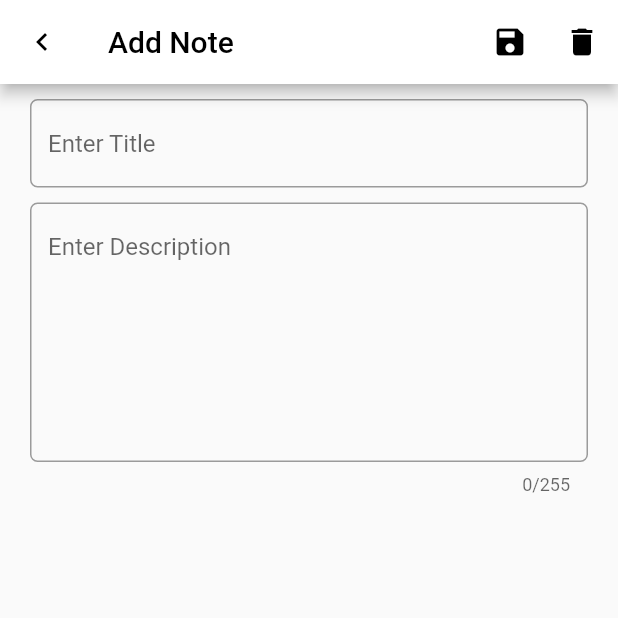
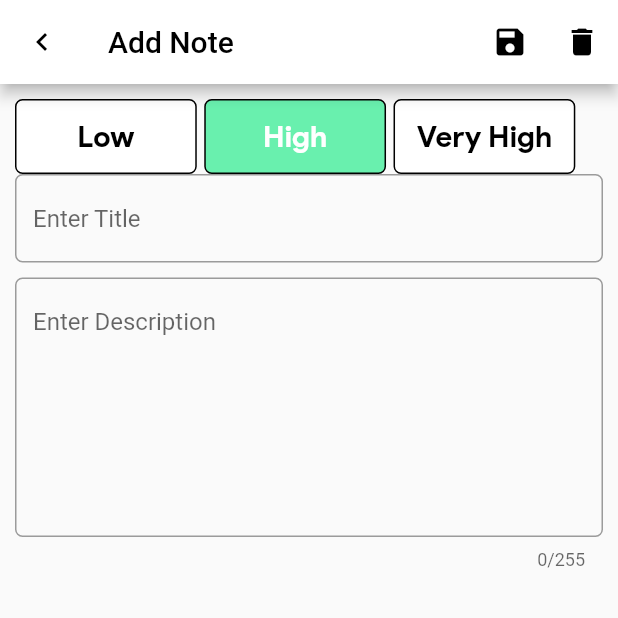
Before and after one commit to maoja37/note_keeper_moor, a Flutter app: the screen it shows after launch, after a tap on the "list" icon, after a tap on the "add" icon, on a phone screen of 412 x 824 dp, the top half of it. Run offline on Flutter 3.47's test engine with Material 2 defaults, Android fonts, the phone set to English and light mode, and no system bars; our stand-ins replace drift; accounts and stored records are empty; generated files the repository leaves out were written again.

Commit message:
added a priority picker

```diff
--- a/lib/screens/note_detail_page.dart
+++ b/lib/screens/note_detail_page.dart
@@ -1,5 +1,6 @@
 import 'package:flutter/material.dart';
 import 'package:note_keeper_moor/database/database.dart';
+import 'package:note_keeper_moor/util/priority_picker.dart';
 import 'package:provider/provider.dart';
 import 'package:drift/drift.dart' as dr;
 
@@ -19,6 +20,8 @@ class _NoteDetailPageState extends State<NoteDetailPage> {
   late AppDatabase database;
   late TextEditingController titleEditingController;
   late TextEditingController descriptionEditingController;
+   int priorityLevel = 0;
+  int colorLevel = 0;
 
   @override
   void initState() {
@@ -27,6 +30,8 @@ class _NoteDetailPageState extends State<NoteDetailPage> {
     descriptionEditingController = TextEditingController();
     titleEditingController.text = widget.noteCompanion.title.value;
     descriptionEditingController.text = widget.noteCompanion.description.value;
+    priorityLevel = widget.noteCompanion.priority.value!;
+    colorLevel = widget.noteCompanion.color.value!;
     super.initState();
   }
 
@@ -36,8 +41,14 @@ class _NoteDetailPageState extends State<NoteDetailPage> {
     return Scaffold(
       appBar: _getDetailAppBar(widget.title),
       body: Container(
-          padding: const EdgeInsets.symmetric(horizontal: 20.0, vertical: 10.0),
+          padding: const EdgeInsets.symmetric(horizontal: 10.0, vertical: 10.0),
           child: Column(children: [
+            PriorityPicker(index: priorityLevel, onTap: (selectedIndex){
+              setState(() {
+                priorityLevel = selectedIndex;
+              });
+
+            }),
             TextFormField(
               controller: titleEditingController,
               decoration: InputDecoration(
--- a/lib/screens/note_list_page.dart
+++ b/lib/screens/note_list_page.dart
@@ -138,7 +138,7 @@ class _NoteListPageState extends State<NoteListPage> {
       },
       staggeredTileBuilder: (index) => StaggeredTile.fit(axisCount   ),
       crossAxisSpacing: 4,
-      mainAxisSpacing: 4,
+      mainAxisSpacing: 8 ,
     );
   }
 
--- /dev/null
+++ b/lib/util/priority_picker.dart
@@ -0,0 +1,51 @@
+import 'package:flutter/cupertino.dart';
+import 'package:flutter/material.dart';
+
+class PriorityPicker extends StatefulWidget {
+  int index;
+  Function(int) onTap;
+  PriorityPicker({Key? key, required this.index, required this.onTap})
+      : super(key: key);
+
+  @override
+  _PriorityPickerState createState() => _PriorityPickerState();
+}
+
+class _PriorityPickerState extends State<PriorityPicker> {
+  List<String> nameList = ['Low', 'High', 'Very High'];
+  List<Color> colorList = [Colors.green, Colors.greenAccent, Colors.red];
+  @override
+  Widget build(BuildContext context) {
+    return Container(
+      width: MediaQuery.of(context).size.width,
+      height: 50,
+      child: ListView.builder(
+        scrollDirection: Axis.horizontal,
+        itemCount: nameList.length,
+        itemBuilder: (context, index) {
+          return InkWell(
+            onTap: () {
+              widget.index = index;
+              setState(() {});
+            },
+            child: Container(
+              margin: EdgeInsets.only(right: 5),
+              decoration: BoxDecoration(
+                  borderRadius: BorderRadius.circular(5),
+                  border: Border.all(color: Colors.black),
+                  color:
+                      widget.index == index ? colorList[index] : Colors.white),
+              width: MediaQuery.of(context).size.width / 3.4,
+              child: Center(
+                  child: Text(
+                nameList[index],
+                style: TextStyle(
+                    color: widget.index == index ? Colors.white : Colors.black),
+              )),
+            ),
+          );
+        },
+      ),
+    );
+  }
+}
```
